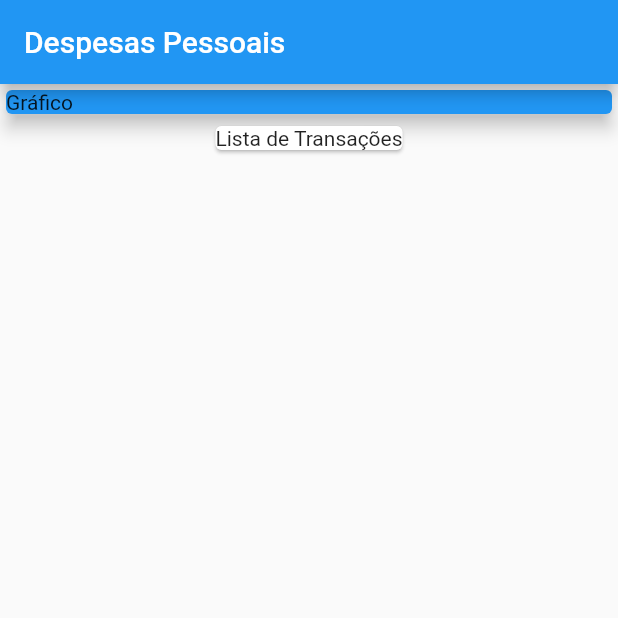
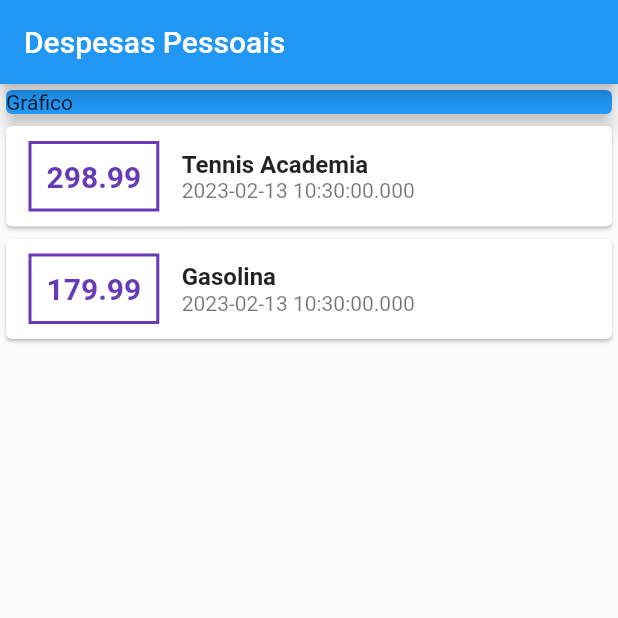
Before and after one commit to Winnicius-Moura/flutterExpensesApp, a Flutter app: the screen it shows after launch, on a phone screen of 412 x 824 dp, the top half of it. Run offline on Flutter 3.47's test engine with Material 2 defaults, Android fonts, the phone set to English and light mode, and no system bars.

Commit message:
transactions.map and styled component

```diff
--- a/lib/main.dart
+++ b/lib/main.dart
@@ -15,10 +15,14 @@ class ExpensesApp extends StatelessWidget {
 }
 
 class MyHomePage extends StatelessWidget {
-
   final transctions = [
-    Transaction(id: 't1', title: 'Tennis Academia', value: 298.99, date: DateTime.now()),
-    Transaction(id: 't2', title: 'Gasolina', value: 179.99, date: DateTime.now()),
+    Transaction(
+        id: 't1',
+        title: 'Tennis Academia',
+        value: 298.99,
+        date: DateTime.now()),
+    Transaction(
+        id: 't2', title: 'Gasolina', value: 179.99, date: DateTime.now()),
   ];
 
   MyHomePage({super.key});
@@ -30,8 +34,8 @@ class MyHomePage extends StatelessWidget {
           title: const Text('Despesas Pessoais'),
         ),
         body: Column(
-          children: const <Widget>[
-            SizedBox(
+          children: <Widget>[
+            const SizedBox(
               width: double.infinity,
               child: Card(
                 color: Colors.blue,
@@ -39,8 +43,47 @@ class MyHomePage extends StatelessWidget {
                 child: Text('Gráfico'),
               ),
             ),
-            Card(
-              child: Text('Lista de Transações'),
+            Column(
+              children: transctions.map((transaction) {
+                return Card(
+                  child: Row(children: [
+                    Container(
+                      margin: const EdgeInsets.symmetric(
+                          horizontal: 15, vertical: 10),
+                      decoration: BoxDecoration(
+                          border: Border.all(
+                        color: Colors.deepPurple,
+                        width: 2,
+                      )),
+                      padding: const EdgeInsets.all(10),
+                      child: Text(
+                        transaction.value.toString(),
+                        style: const TextStyle(
+                          fontWeight: FontWeight.bold,
+                          fontSize: 20,
+                          color: Colors.deepPurple,
+                        ),
+                      ),
+                    ),
+                    Column(
+                      crossAxisAlignment: CrossAxisAlignment.start,
+                      children: [
+                        Text(
+                          transaction.title,
+                          style: const TextStyle(
+                            fontSize: 16,
+                            fontWeight: FontWeight.bold,
+                          ),
+                        ),
+                        Text(
+                          transaction.date.toString(),
+                          style: const TextStyle(color: Colors.black54),
+                        )
+                      ],
+                    )
+                  ]),
+                );
+              }).toList(),
             )
           ],
         ));
```
